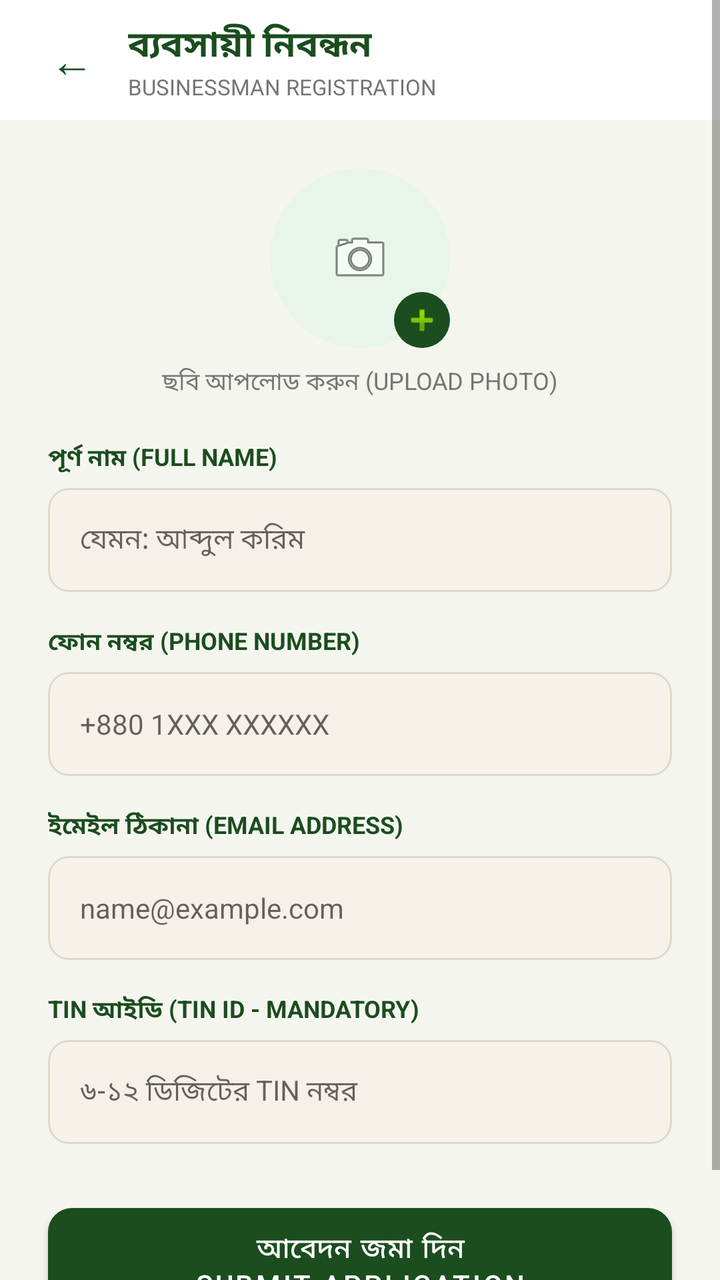
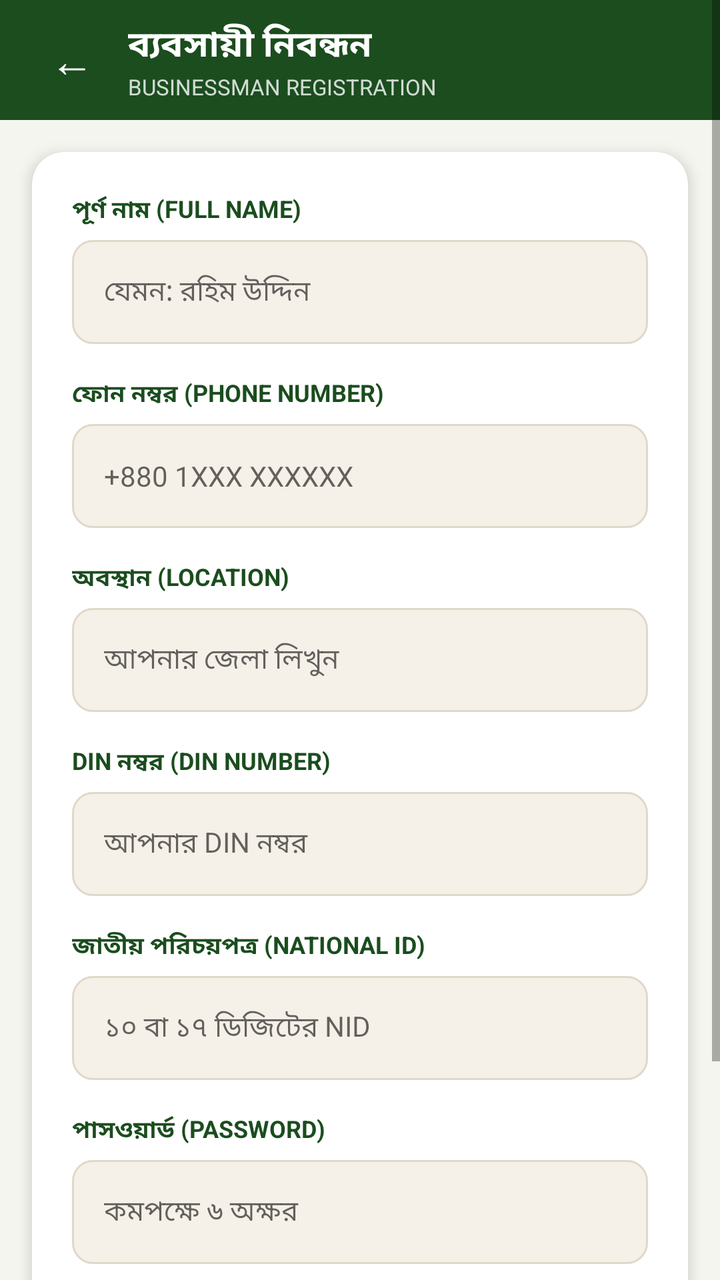

Compare the two renders of this Android layout. The source of the first and the diff that turns it into the second are given below.
<!-- AndroidManifest.xml: application theme Theme.Uthsob3O -->
<!-- res/layout/activity_businessman_register.xml -->
<?xml version="1.0" encoding="utf-8"?>
<ScrollView
    xmlns:android="http://schemas.android.com/apk/res/android"
    xmlns:app="http://schemas.android.com/apk/res-auto"
    android:layout_width="match_parent"
    android:layout_height="match_parent"
    android:background="@color/off_white">

    <androidx.constraintlayout.widget.ConstraintLayout
        android:layout_width="match_parent"
        android:layout_height="wrap_content"
        android:paddingBottom="40dp">

        
        <LinearLayout
            android:id="@+id/top_bar"
            android:layout_width="match_parent"
            android:layout_height="60dp"
            android:orientation="horizontal"
            android:gravity="center_vertical"
            android:paddingStart="16dp"
            android:paddingEnd="16dp"
            android:background="@color/white"
            app:layout_constraintTop_toTopOf="parent">

            <TextView
                android:id="@+id/btn_back"
                android:layout_width="40dp"
                android:layout_height="40dp"
                android:text="←"
                android:textSize="22sp"
                android:textColor="@color/dark_green"
                android:gravity="center"/>

            <LinearLayout
                android:layout_width="0dp"
                android:layout_height="wrap_content"
                android:layout_weight="1"
                android:orientation="vertical"
                android:layout_marginStart="8dp">

                <TextView
                    android:layout_width="wrap_content"
                    android:layout_height="wrap_content"
                    android:text="ব্যবসায়ী নিবন্ধন"
                    android:textColor="@color/dark_green"
                    android:textSize="18sp"
                    android:textStyle="bold"/>

                <TextView
                    android:layout_width="wrap_content"
                    android:layout_height="wrap_content"
                    android:text="BUSINESSMAN REGISTRATION"
                    android:textColor="@color/gray"
                    android:textSize="11sp"/>
            </LinearLayout>
        </LinearLayout>

        
        <LinearLayout
            android:id="@+id/photo_section"
            android:layout_width="match_parent"
            android:layout_height="wrap_content"
            android:orientation="vertical"
            android:gravity="center"
            android:layout_marginTop="24dp"
            app:layout_constraintTop_toBottomOf="@id/top_bar">

            <FrameLayout
                android:layout_width="90dp"
                android:layout_height="90dp">

                <ImageView
                    android:id="@+id/profile_photo"
                    android:layout_width="90dp"
                    android:layout_height="90dp"
                    android:background="@drawable/bg_circle_icon"
                    android:src="@android:drawable/ic_menu_camera"
                    android:padding="20dp"
                    android:contentDescription="photo"
                    android:scaleType="centerInside"/>

                <ImageView
                    android:layout_width="28dp"
                    android:layout_height="28dp"
                    android:background="@drawable/bg_add_btn"
                    android:src="@android:drawable/ic_input_add"
                    android:padding="4dp"
                    android:contentDescription="add"
                    android:layout_gravity="bottom|end"/>
            </FrameLayout>

            <TextView
                android:layout_width="wrap_content"
                android:layout_height="wrap_content"
                android:text="ছবি আপলোড করুন (UPLOAD PHOTO)"
                android:textColor="@color/gray"
                android:textSize="12sp"
                android:layout_marginTop="8dp"/>
        </LinearLayout>

        
        <TextView
            android:id="@+id/label_name"
            android:layout_width="match_parent"
            android:layout_height="wrap_content"
            android:text="পূর্ণ নাম (FULL NAME)"
            android:textColor="@color/dark_green"
            android:textSize="12sp"
            android:textStyle="bold"
            android:paddingStart="24dp"
            android:layout_marginTop="20dp"
            app:layout_constraintTop_toBottomOf="@id/photo_section"
            app:layout_constraintStart_toStartOf="parent"/>

        <EditText
            android:id="@+id/et_name"
            android:layout_width="0dp"
            android:layout_height="52dp"
            android:hint="যেমন: আব্দুল করিম"
            android:background="@drawable/bg_input_field"
            android:paddingStart="16dp"
            android:paddingEnd="16dp"
            android:textSize="14sp"
            android:inputType="textPersonName"
            android:layout_marginStart="24dp"
            android:layout_marginEnd="24dp"
            android:layout_marginTop="6dp"
            app:layout_constraintTop_toBottomOf="@id/label_name"
            app:layout_constraintStart_toStartOf="parent"
            app:layout_constraintEnd_toEndOf="parent"/>

        
        <TextView
            android:id="@+id/label_phone"
            android:layout_width="match_parent"
            android:layout_height="wrap_content"
            android:text="ফোন নম্বর (PHONE NUMBER)"
            android:textColor="@color/dark_green"
            android:textSize="12sp"
            android:textStyle="bold"
            android:paddingStart="24dp"
            android:layout_marginTop="16dp"
            app:layout_constraintTop_toBottomOf="@id/et_name"
            app:layout_constraintStart_toStartOf="parent"/>

        <EditText
            android:id="@+id/et_phone"
            android:layout_width="0dp"
            android:layout_height="52dp"
            android:hint="+880 1XXX XXXXXX"
            android:background="@drawable/bg_input_field"
            android:paddingStart="16dp"
            android:paddingEnd="16dp"
            android:textSize="14sp"
            android:inputType="phone"
            android:layout_marginStart="24dp"
            android:layout_marginEnd="24dp"
            android:layout_marginTop="6dp"
            app:layout_constraintTop_toBottomOf="@id/label_phone"
            app:layout_constraintStart_toStartOf="parent"
            app:layout_constraintEnd_toEndOf="parent"/>

        
        <TextView
            android:id="@+id/label_email"
            android:layout_width="match_parent"
            android:layout_height="wrap_content"
            android:text="ইমেইল ঠিকানা (EMAIL ADDRESS)"
            android:textColor="@color/dark_green"
            android:textSize="12sp"
            android:textStyle="bold"
            android:paddingStart="24dp"
            android:layout_marginTop="16dp"
            app:layout_constraintTop_toBottomOf="@id/et_phone"
            app:layout_constraintStart_toStartOf="parent"/>

        <EditText
            android:id="@+id/et_email"
            android:layout_width="0dp"
            android:layout_height="52dp"
            android:hint="name@example.com"
            android:background="@drawable/bg_input_field"
            android:paddingStart="16dp"
            android:paddingEnd="16dp"
            android:textSize="14sp"
            android:inputType="textEmailAddress"
            android:layout_marginStart="24dp"
            android:layout_marginEnd="24dp"
            android:layout_marginTop="6dp"
            app:layout_constraintTop_toBottomOf="@id/label_email"
            app:layout_constraintStart_toStartOf="parent"
            app:layout_constraintEnd_toEndOf="parent"/>

        
        <TextView
            android:id="@+id/label_tin"
            android:layout_width="match_parent"
            android:layout_height="wrap_content"
            android:text="TIN আইডি (TIN ID - MANDATORY)"
            android:textColor="@color/dark_green"
            android:textSize="12sp"
            android:textStyle="bold"
            android:paddingStart="24dp"
            android:layout_marginTop="16dp"
            app:layout_constraintTop_toBottomOf="@id/et_email"
            app:layout_constraintStart_toStartOf="parent"/>

        <EditText
            android:id="@+id/et_tin"
            android:layout_width="0dp"
            android:layout_height="52dp"
            android:hint="৬-১২ ডিজিটের TIN নম্বর"
            android:background="@drawable/bg_input_field"
            android:paddingStart="16dp"
            android:paddingEnd="16dp"
            android:textSize="14sp"
            android:inputType="number"
            android:layout_marginStart="24dp"
            android:layout_marginEnd="24dp"
            android:layout_marginTop="6dp"
            app:layout_constraintTop_toBottomOf="@id/label_tin"
            app:layout_constraintStart_toStartOf="parent"
            app:layout_constraintEnd_toEndOf="parent"/>

        
        <Button
            android:id="@+id/btn_submit"
            android:layout_width="0dp"
            android:layout_height="56dp"
            android:text="আবেদন জমা দিন\nSUBMIT APPLICATION"
            android:textColor="@color/white"
            android:textSize="14sp"
            android:background="@drawable/btn_green_solid"
            android:layout_marginStart="24dp"
            android:layout_marginEnd="24dp"
            android:layout_marginTop="32dp"
            app:layout_constraintTop_toBottomOf="@id/et_tin"
            app:layout_constraintStart_toStartOf="parent"
            app:layout_constraintEnd_toEndOf="parent"/>

    </androidx.constraintlayout.widget.ConstraintLayout>
</ScrollView>
<!-- resources referenced by this layout -->
<resources>
  <color name="dark_green">#1B4D1E</color>
  <color name="gray">#757575</color>
  <color name="off_white">#F5F5F0</color>
  <color name="white">#FFFFFF</color>
  <!-- drawable bg_add_btn (drawable) -->
  <?xml version="1.0" encoding="utf-8"?>
  <shape xmlns:android="http://schemas.android.com/apk/res/android"
      android:shape="oval">
      <solid android:color="#1B4D1E"/>
  </shape>
  <!-- drawable bg_circle_icon (drawable) -->
  <?xml version="1.0" encoding="utf-8"?>
  <shape xmlns:android="http://schemas.android.com/apk/res/android"
      android:shape="oval">
      <solid android:color="#E8F5E9"/>
  </shape>
  <!-- drawable bg_input_field (drawable) -->
  <?xml version="1.0" encoding="utf-8"?>
  <shape xmlns:android="http://schemas.android.com/apk/res/android"
      android:shape="rectangle">
      <solid android:color="#F5F0E8"/>
      <corners android:radius="10dp"/>
      <stroke android:width="1dp" android:color="#E0D8C8"/>
  </shape>
  <!-- drawable btn_green_solid (drawable) -->
  <?xml version="1.0" encoding="utf-8"?>
  <shape xmlns:android="http://schemas.android.com/apk/res/android"
      android:shape="rectangle">
      <solid android:color="#1B4D1E"/>
      <corners android:radius="12dp"/>
  </shape>
  <style name="Theme.Uthsob3O" parent="Theme.MaterialComponents.Light.NoActionBar">
          <item name="colorPrimary">@color/dark_green</item>
          <item name="colorPrimaryVariant">@color/bright_green</item>
          <item name="colorOnPrimary">@color/white</item>
          <item name="colorSecondary">@color/bright_green</item>
          <item name="android:windowBackground">@color/white</item>
          <item name="android:statusBarColor">@color/dark_green</item>
      </style>
  <color name="bright_green">#4CAF50</color>
</resources>

<!-- the commit's change to res/layout/activity_businessman_register.xml (unified diff, before → after) -->
@@ -11,7 +11,6 @@
         android:layout_height="wrap_content"
         android:paddingBottom="40dp">
 
-        
         <LinearLayout
             android:id="@+id/top_bar"
             android:layout_width="match_parent"
@@ -20,7 +19,7 @@
             android:gravity="center_vertical"
             android:paddingStart="16dp"
             android:paddingEnd="16dp"
-            android:background="@color/white"
+            android:background="@color/dark_green"
             app:layout_constraintTop_toTopOf="parent">
 
             <TextView
@@ -29,7 +28,7 @@
                 android:layout_height="40dp"
                 android:text="←"
                 android:textSize="22sp"
-                android:textColor="@color/dark_green"
+                android:textColor="@color/white"
                 android:gravity="center"/>
 
             <LinearLayout
@@ -43,7 +42,7 @@
                     android:layout_width="wrap_content"
                     android:layout_height="wrap_content"
                     android:text="ব্যবসায়ী নিবন্ধন"
-                    android:textColor="@color/dark_green"
+                    android:textColor="@color/white"
                     android:textSize="18sp"
                     android:textStyle="bold"/>
 
@@ -51,193 +50,97 @@
                     android:layout_width="wrap_content"
                     android:layout_height="wrap_content"
                     android:text="BUSINESSMAN REGISTRATION"
-                    android:textColor="@color/gray"
+                    android:textColor="#CCFFFFFF"
                     android:textSize="11sp"/>
             </LinearLayout>
         </LinearLayout>
 
-        
-        <LinearLayout
-            android:id="@+id/photo_section"
-            android:layout_width="match_parent"
+        <androidx.cardview.widget.CardView
+            android:id="@+id/form_card"
+            android:layout_width="0dp"
             android:layout_height="wrap_content"
-            android:orientation="vertical"
-            android:gravity="center"
-            android:layout_marginTop="24dp"
-            app:layout_constraintTop_toBottomOf="@id/top_bar">
+            android:layout_marginStart="16dp"
+            android:layout_marginEnd="16dp"
+            android:layout_marginTop="16dp"
+            app:cardCornerRadius="16dp"
+            app:cardElevation="4dp"
+            app:cardBackgroundColor="@color/white"
+            app:layout_constraintTop_toBottomOf="@id/top_bar"
+            app:layout_constraintStart_toStartOf="parent"
+            app:layout_constraintEnd_toEndOf="parent">
 
-            <FrameLayout
-                android:layout_width="90dp"
-                android:layout_height="90dp">
+            <LinearLayout
+                android:layout_width="match_parent"
+                android:layout_height="wrap_content"
+                android:orientation="vertical"
+                android:padding="20dp">
 
-                <ImageView
-                    android:id="@+id/profile_photo"
-                    android:layout_width="90dp"
-                    android:layout_height="90dp"
-                    android:background="@drawable/bg_circle_icon"
-                    android:src="@android:drawable/ic_menu_camera"
-                    android:padding="20dp"
-                    android:contentDescription="photo"
-                    android:scaleType="centerInside"/>
+                <TextView android:layout_width="wrap_content" android:layout_height="wrap_content"
+                    android:text="পূর্ণ নাম (FULL NAME)" android:textColor="@color/dark_green"
+                    android:textSize="12sp" android:textStyle="bold" android:layout_marginBottom="6dp"/>
+                <EditText android:id="@+id/et_name" android:layout_width="match_parent"
+                    android:layout_height="52dp" android:hint="যেমন: রহিম উদ্দিন"
+                    android:background="@drawable/bg_input_field" android:paddingStart="16dp"
+                    android:paddingEnd="16dp" android:inputType="textPersonName"
+                    android:textSize="14sp" android:layout_marginBottom="16dp"/>
 
-                <ImageView
-                    android:layout_width="28dp"
-                    android:layout_height="28dp"
-                    android:background="@drawable/bg_add_btn"
-                    android:src="@android:drawable/ic_input_add"
-                    android:padding="4dp"
-                    android:contentDescription="add"
-                    android:layout_gravity="bottom|end"/>
-            </FrameLayout>
+                <TextView android:layout_width="wrap_content" android:layout_height="wrap_content"
+                    android:text="ফোন নম্বর (PHONE NUMBER)" android:textColor="@color/dark_green"
+                    android:textSize="12sp" android:textStyle="bold" android:layout_marginBottom="6dp"/>
+                <EditText android:id="@+id/et_phone" android:layout_width="match_parent"
+                    android:layout_height="52dp" android:hint="+880 1XXX XXXXXX"
+                    android:background="@drawable/bg_input_field" android:paddingStart="16dp"
+                    android:paddingEnd="16dp" android:inputType="phone"
+                    android:textSize="14sp" android:layout_marginBottom="16dp"/>
 
-            <TextView
-                android:layout_width="wrap_content"
-                android:layout_height="wrap_content"
-                android:text="ছবি আপলোড করুন (UPLOAD PHOTO)"
-                android:textColor="@color/gray"
-                android:textSize="12sp"
-                android:layout_marginTop="8dp"/>
-        </LinearLayout>
+                <TextView android:layout_width="wrap_content" android:layout_height="wrap_content"
+                    android:text="অবস্থান (LOCATION)" android:textColor="@color/dark_green"
+                    android:textSize="12sp" android:textStyle="bold" android:layout_marginBottom="6dp"/>
+                <EditText android:id="@+id/et_location" android:layout_width="match_parent"
+                    android:layout_height="52dp" android:hint="আপনার জেলা লিখুন"
+                    android:background="@drawable/bg_input_field" android:paddingStart="16dp"
+                    android:paddingEnd="16dp" android:inputType="text"
+                    android:textSize="14sp" android:layout_marginBottom="16dp"/>
 
-        
-        <TextView
-            android:id="@+id/label_name"
-            android:layout_width="match_parent"
-            android:layout_height="wrap_content"
-            android:text="পূর্ণ নাম (FULL NAME)"
-            android:textColor="@color/dark_green"
-            android:textSize="12sp"
-            android:textStyle="bold"
-            android:paddingStart="24dp"
-            android:layout_marginTop="20dp"
-            app:layout_constraintTop_toBottomOf="@id/photo_section"
-            app:layout_constraintStart_toStartOf="parent"/>
+                <TextView android:layout_width="wrap_content" android:layout_height="wrap_content"
+                    android:text="DIN নম্বর (DIN NUMBER)" android:textColor="@color/dark_green"
+                    android:textSize="12sp" android:textStyle="bold" android:layout_marginBottom="6dp"/>
+                <EditText android:id="@+id/et_din_number" android:layout_width="match_parent"
+                    android:layout_height="52dp" android:hint="আপনার DIN নম্বর"
+                    android:background="@drawable/bg_input_field" android:paddingStart="16dp"
+                    android:paddingEnd="16dp" android:inputType="text"
+                    android:textSize="14sp" android:layout_marginBottom="16dp"/>
 
-        <EditText
-            android:id="@+id/et_name"
-            android:layout_width="0dp"
-            android:layout_height="52dp"
-            android:hint="যেমন: আব্দুল করিম"
-            android:background="@drawable/bg_input_field"
-            android:paddingStart="16dp"
-            android:paddingEnd="16dp"
-            android:textSize="14sp"
-            android:inputType="textPersonName"
-            android:layout_marginStart="24dp"
-            android:layout_marginEnd="24dp"
-            android:layout_marginTop="6dp"
-            app:layout_constraintTop_toBottomOf="@id/label_name"
-            app:layout_constraintStart_toStartOf="parent"
-            app:layout_constraintEnd_toEndOf="parent"/>
+                <TextView android:layout_width="wrap_content" android:layout_height="wrap_content"
+                    android:text="জাতীয় পরিচয়পত্র (NATIONAL ID)" android:textColor="@color/dark_green"
+                    android:textSize="12sp" android:textStyle="bold" android:layout_marginBottom="6dp"/>
+                <EditText android:id="@+id/et_national_id" android:layout_width="match_parent"
+                    android:layout_height="52dp" android:hint="১০ বা ১৭ ডিজিটের NID"
+                    android:background="@drawable/bg_input_field" android:paddingStart="16dp"
+                    android:paddingEnd="16dp" android:inputType="number"
+                    android:textSize="14sp" android:layout_marginBottom="16dp"/>
 
-        
-        <TextView
-            android:id="@+id/label_phone"
-            android:layout_width="match_parent"
-            android:layout_height="wrap_content"
-            android:text="ফোন নম্বর (PHONE NUMBER)"
-            android:textColor="@color/dark_green"
-            android:textSize="12sp"
-            android:textStyle="bold"
-            android:paddingStart="24dp"
-            android:layout_marginTop="16dp"
-            app:layout_constraintTop_toBottomOf="@id/et_name"
-            app:layout_constraintStart_toStartOf="parent"/>
+                <TextView android:layout_width="wrap_content" android:layout_height="wrap_content"
+                    android:text="পাসওয়ার্ড (PASSWORD)" android:textColor="@color/dark_green"
+                    android:textSize="12sp" android:textStyle="bold" android:layout_marginBottom="6dp"/>
+                <EditText android:id="@+id/et_password" android:layout_width="match_parent"
+                    android:layout_height="52dp" android:hint="কমপক্ষে ৬ অক্ষর"
+                    android:background="@drawable/bg_input_field" android:paddingStart="16dp"
+                    android:paddingEnd="16dp" android:inputType="textPassword"
+                    android:textSize="14sp" android:layout_marginBottom="24dp"/>
 
-        <EditText
-            android:id="@+id/et_phone"
-            android:layout_width="0dp"
-            android:layout_height="52dp"
-            android:hint="+880 1XXX XXXXXX"
-            android:background="@drawable/bg_input_field"
-            android:paddingStart="16dp"
-            android:paddingEnd="16dp"
-            android:textSize="14sp"
-            android:inputType="phone"
-            android:layout_marginStart="24dp"
-            android:layout_marginEnd="24dp"
-            android:layout_marginTop="6dp"
-            app:layout_constraintTop_toBottomOf="@id/label_phone"
-            app:layout_constraintStart_toStartOf="parent"
-            app:layout_constraintEnd_toEndOf="parent"/>
+                <ProgressBar android:id="@+id/progress_bar" android:layout_width="wrap_content"
+                    android:layout_height="wrap_content" android:layout_gravity="center"
+                    android:visibility="gone" android:indeterminateTint="@color/dark_green"
+                    android:layout_marginBottom="8dp"/>
 
-        
-        <TextView
-            android:id="@+id/label_email"
-            android:layout_width="match_parent"
-            android:layout_height="wrap_content"
-            android:text="ইমেইল ঠিকানা (EMAIL ADDRESS)"
-            android:textColor="@color/dark_green"
-            android:textSize="12sp"
-            android:textStyle="bold"
-            android:paddingStart="24dp"
-            android:layout_marginTop="16dp"
-            app:layout_constraintTop_toBottomOf="@id/et_phone"
-            app:layout_constraintStart_toStartOf="parent"/>
+                <Button android:id="@+id/btn_submit" android:layout_width="match_parent"
+                    android:layout_height="56dp" android:text="আবেদন জমা দিন | SUBMIT"
+                    android:textColor="@color/white" android:textSize="14sp"
+                    android:background="@drawable/btn_green_solid"/>
 
-        <EditText
-            android:id="@+id/et_email"
-            android:layout_width="0dp"
-            android:layout_height="52dp"
-            android:hint="name@example.com"
-            android:background="@drawable/bg_input_field"
-            android:paddingStart="16dp"
-            android:paddingEnd="16dp"
-            android:textSize="14sp"
-            android:inputType="textEmailAddress"
-            android:layout_marginStart="24dp"
-            android:layout_marginEnd="24dp"
-            android:layout_marginTop="6dp"
-            app:layout_constraintTop_toBottomOf="@id/label_email"
-            app:layout_constraintStart_toStartOf="parent"
-            app:layout_constraintEnd_toEndOf="parent"/>
-
-        
-        <TextView
-            android:id="@+id/label_tin"
-            android:layout_width="match_parent"
-            android:layout_height="wrap_content"
-            android:text="TIN আইডি (TIN ID - MANDATORY)"
-            android:textColor="@color/dark_green"
-            android:textSize="12sp"
-            android:textStyle="bold"
-            android:paddingStart="24dp"
-            android:layout_marginTop="16dp"
-            app:layout_constraintTop_toBottomOf="@id/et_email"
-            app:layout_constraintStart_toStartOf="parent"/>
-
-        <EditText
-            android:id="@+id/et_tin"
-            android:layout_width="0dp"
-            android:layout_height="52dp"
-            android:hint="৬-১২ ডিজিটের TIN নম্বর"
-            android:background="@drawable/bg_input_field"
-            android:paddingStart="16dp"
-            android:paddingEnd="16dp"
-            android:textSize="14sp"
-            android:inputType="number"
-            android:layout_marginStart="24dp"
-            android:layout_marginEnd="24dp"
-            android:layout_marginTop="6dp"
-            app:layout_constraintTop_toBottomOf="@id/label_tin"
-            app:layout_constraintStart_toStartOf="parent"
-            app:layout_constraintEnd_toEndOf="parent"/>
-
-        
-        <Button
-            android:id="@+id/btn_submit"
-            android:layout_width="0dp"
-            android:layout_height="56dp"
-            android:text="আবেদন জমা দিন\nSUBMIT APPLICATION"
-            android:textColor="@color/white"
-            android:textSize="14sp"
-            android:background="@drawable/btn_green_solid"
-            android:layout_marginStart="24dp"
-            android:layout_marginEnd="24dp"
-            android:layout_marginTop="32dp"
-            app:layout_constraintTop_toBottomOf="@id/et_tin"
-            app:layout_constraintStart_toStartOf="parent"
-            app:layout_constraintEnd_toEndOf="parent"/>
+            </LinearLayout>
+        </androidx.cardview.widget.CardView>
 
     </androidx.constraintlayout.widget.ConstraintLayout>
 </ScrollView>
<!-- resource entries referenced after the edit -->
@@ -1,21 +1,8 @@
 <!-- resources referenced by this layout -->
 <resources>
   <color name="dark_green">#1B4D1E</color>
-  <color name="gray">#757575</color>
   <color name="off_white">#F5F5F0</color>
   <color name="white">#FFFFFF</color>
-  <!-- drawable bg_add_btn (drawable) -->
-  <?xml version="1.0" encoding="utf-8"?>
-  <shape xmlns:android="http://schemas.android.com/apk/res/android"
-      android:shape="oval">
-      <solid android:color="#1B4D1E"/>
-  </shape>
-  <!-- drawable bg_circle_icon (drawable) -->
-  <?xml version="1.0" encoding="utf-8"?>
-  <shape xmlns:android="http://schemas.android.com/apk/res/android"
-      android:shape="oval">
-      <solid android:color="#E8F5E9"/>
-  </shape>
   <!-- drawable bg_input_field (drawable) -->
   <?xml version="1.0" encoding="utf-8"?>
   <shape xmlns:android="http://schemas.android.com/apk/res/android"
